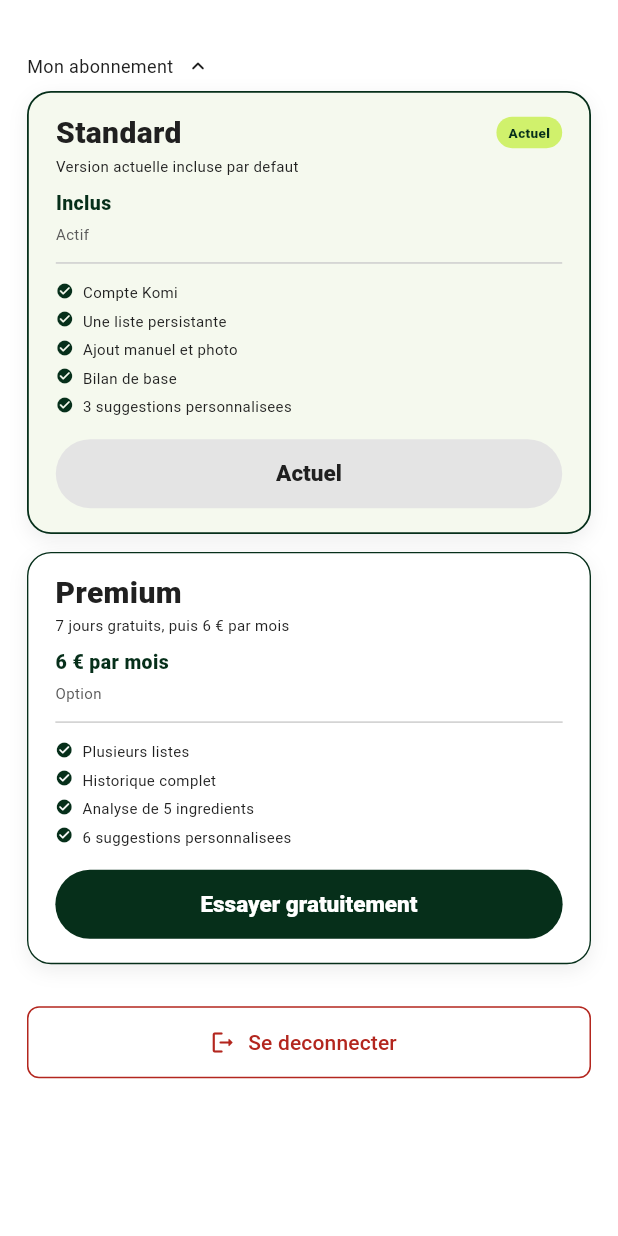
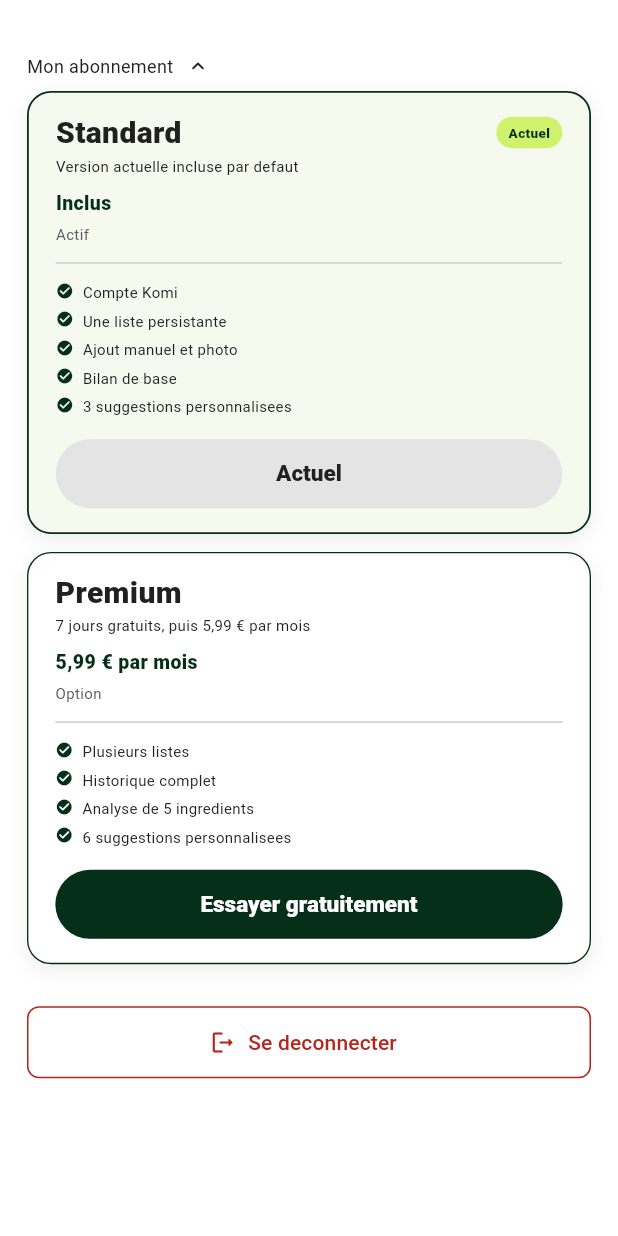
Before and after one commit to NGAMGA/MyDigitalProject, a Flutter app: the ProfilePage screen opened directly, scrolled down 431 dp, on a phone screen of 412 x 824 dp. Run offline on Flutter 3.47's test engine with Material 3 defaults, Android fonts, the phone set to English and light mode, and no system bars; our stand-ins replace cached_network_image, dio, flutter_svg, image_picker, shared_preferences; accounts and stored records are empty; network calls fail.

Commit message:
Update Premium price to 5.99 EUR

```diff
--- a/lib/features/profile/profile_page.dart
+++ b/lib/features/profile/profile_page.dart
@@ -753,8 +753,8 @@
             message: cancellationScheduled
                 ? 'Ton accès reste actif jusqu’au $endDate. Tu ne seras pas débité ensuite.'
                 : isTrial
-                    ? 'Profite de toutes les fonctionnalités. Premier débit de 6 € le $endDate, sauf résiliation avant cette date.'
-                    : 'Prochain renouvellement de 6 € prévu le $endDate.',
+                    ? 'Profite de toutes les fonctionnalités. Premier débit de 5,99 € le $endDate, sauf résiliation avant cette date.'
+                    : 'Prochain renouvellement de 5,99 € prévu le $endDate.',
             warning: cancellationScheduled,
           ),
           const SizedBox(height: 12),
@@ -778,8 +778,8 @@
         const SizedBox(height: 12),
         _PlanCard(
           title: 'Premium',
-          subtitle: '7 jours gratuits, puis 6 € par mois',
-          price: isTrial ? 'Essai gratuit' : '6 € par mois',
+          subtitle: '7 jours gratuits, puis 5,99 € par mois',
+          price: isTrial ? 'Essai gratuit' : '5,99 € par mois',
           status: isPremium ? (status.isEmpty ? 'Actif' : status) : 'Option',
           isCurrent: isPremium,
           features: const [
```
Also changed, not shown: 4 other files.
